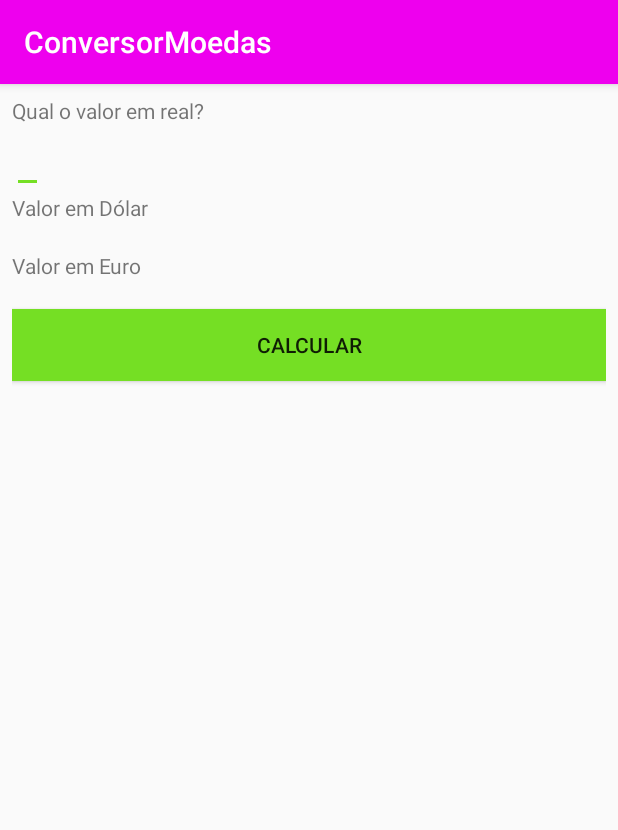
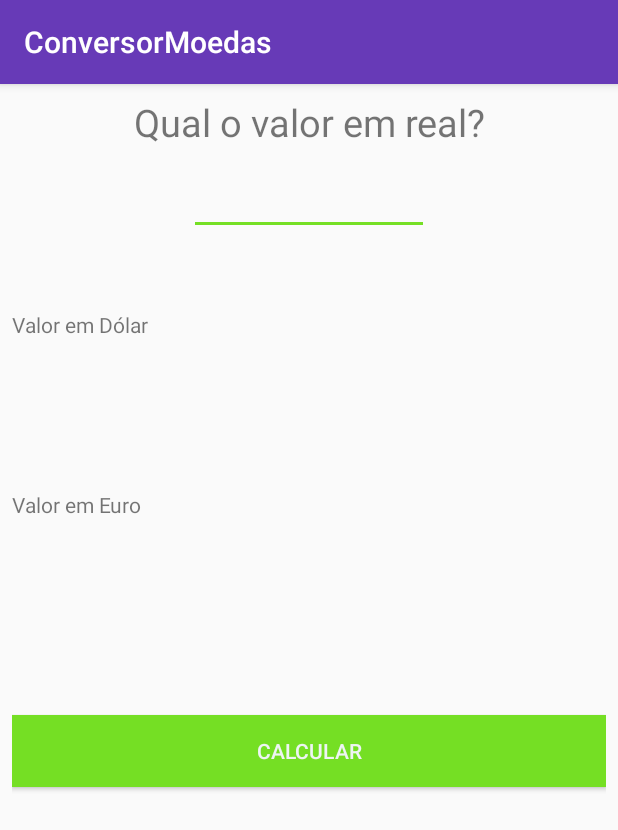
Before and after one commit to leandro-gft/ConversorMoedasApp, an Android app: the screen it shows after launch (MainActivity), on a phone screen of 412 x 824 dp. Shown: the top 830 px of the screen. Run offline under Robolectric (Android 15) with nearby library versions, the phone set to English and light mode, and no system bars.

Commit message:
Melhorias no layout e finalização do projeto

```diff
--- a/app/src/main/res/layout/activity_main.xml
+++ b/app/src/main/res/layout/activity_main.xml
@@ -3,48 +3,77 @@
     xmlns:tools="http://schemas.android.com/tools"
     android:layout_width="match_parent"
     android:layout_height="match_parent"
+    android:layout_margin="8dp"
     android:orientation="vertical"
-    android:layout_margin="8dp"
     tools:context=".MainActivity">
+
+    <TextView
+        android:layout_width="match_parent"
+        android:layout_height="wrap_content"
+        android:gravity="center"
+        android:text="@string/qual_o_valor_em_real"
+        android:textSize="25sp" />
+
+    <EditText
+        android:id="@+id/edit_value"
+        android:layout_width="160dp"
+        android:layout_height="wrap_content"
+        android:layout_gravity="center"
+        android:text=""
+        android:textAlignment="center"
+        android:inputType="numberSigned"
+        android:textSize="20sp"
+        android:layout_marginTop="10dp"/>
 
     <TextView
         android:layout_width="wrap_content"
         android:layout_height="wrap_content"
-        android:text="@string/qual_o_valor_em_real" />
-
-    <EditText
-        android:id="@+id/edit_value"
-        android:layout_width="wrap_content"
-        android:layout_height="wrap_content"
-        android:text="" />
-
-    <TextView
-        android:layout_width="wrap_content"
-        android:layout_height="wrap_content"
+        android:layout_marginTop="50dp"
         android:text="@string/valor_em_dolar" />
 
     <TextView
         android:id="@+id/text_dolar"
         android:layout_width="wrap_content"
+        android:textSize="25sp"
+        android:layout_marginLeft="20dp"
+        android:textColor="@color/colorAccent"
         android:layout_height="wrap_content"
-        android:text="@string/valor_em_dolar" />
+        android:text="@string/valor_em_dolar"
+        android:layout_marginTop="16dp"/>
 
     <TextView
         android:layout_width="wrap_content"
         android:layout_height="wrap_content"
+        android:layout_marginTop="50dp"
         android:text="@string/valor_em_euro" />
 
     <TextView
         android:id="@+id/text_euro"
+        android:textSize="25sp"
+        android:textColor="@color/colorAccent"
         android:layout_width="wrap_content"
+        android:layout_marginLeft="20dp"
         android:layout_height="wrap_content"
-        android:text="@string/valor_em_euro" />
+        android:text="@string/valor_em_euro"
+        android:layout_marginTop="16dp"/>
 
     <Button
         android:id="@+id/button_calculate"
         android:layout_width="match_parent"
         android:layout_height="wrap_content"
+        android:layout_marginTop="80dp"
+        android:background="@color/colorAccent"
         android:text="@string/calcular"
-        android:background="@color/colorAccent"/>
+        android:textColor="@color/colorLight" />
+
+    <ScrollView
+        android:layout_width="match_parent"
+        android:layout_height="match_parent">
+
+        <LinearLayout
+            android:layout_width="match_parent"
+            android:layout_height="wrap_content"
+            android:orientation="vertical" />
+    </ScrollView>
 
 </LinearLayout>
--- a/app/src/main/res/values/colors.xml
+++ b/app/src/main/res/values/colors.xml
@@ -1,6 +1,6 @@
 <?xml version="1.0" encoding="utf-8"?>
 <resources>
-    <color name="colorPrimary">#EE00EE</color>
+    <color name="colorPrimary">#673AB7</color>
     <color name="colorPrimaryDark">#00B303</color>
     <color name="colorAccent">#75DF24</color>
     <color name="colorLight">#EEF4F4</color>
```
